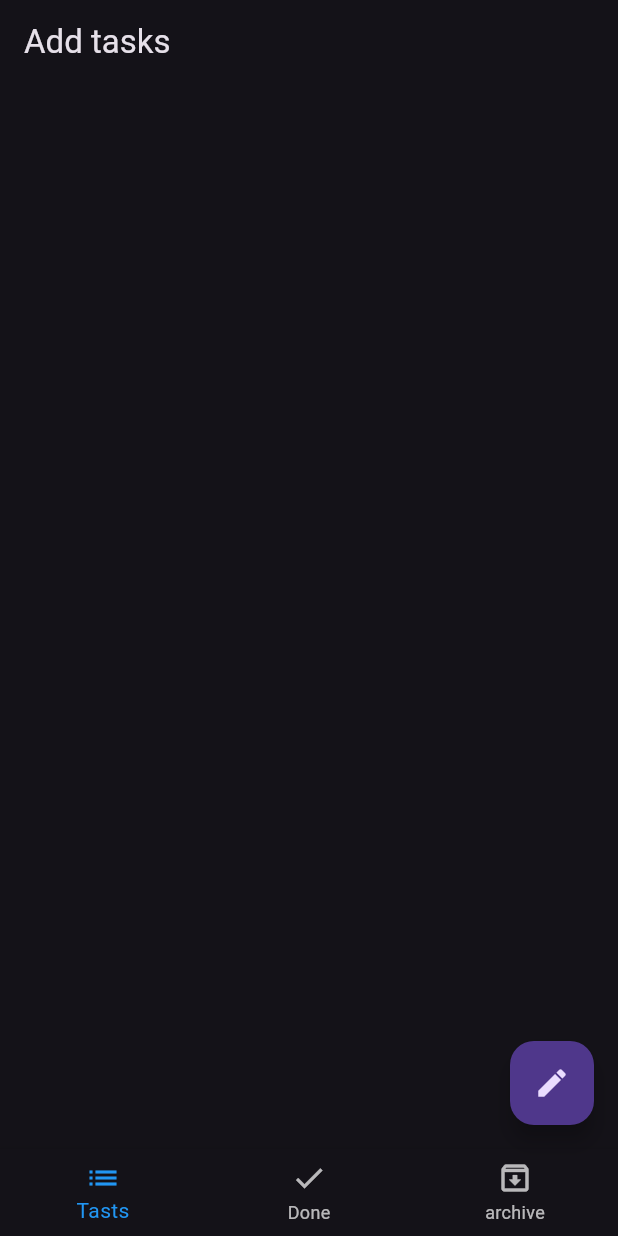
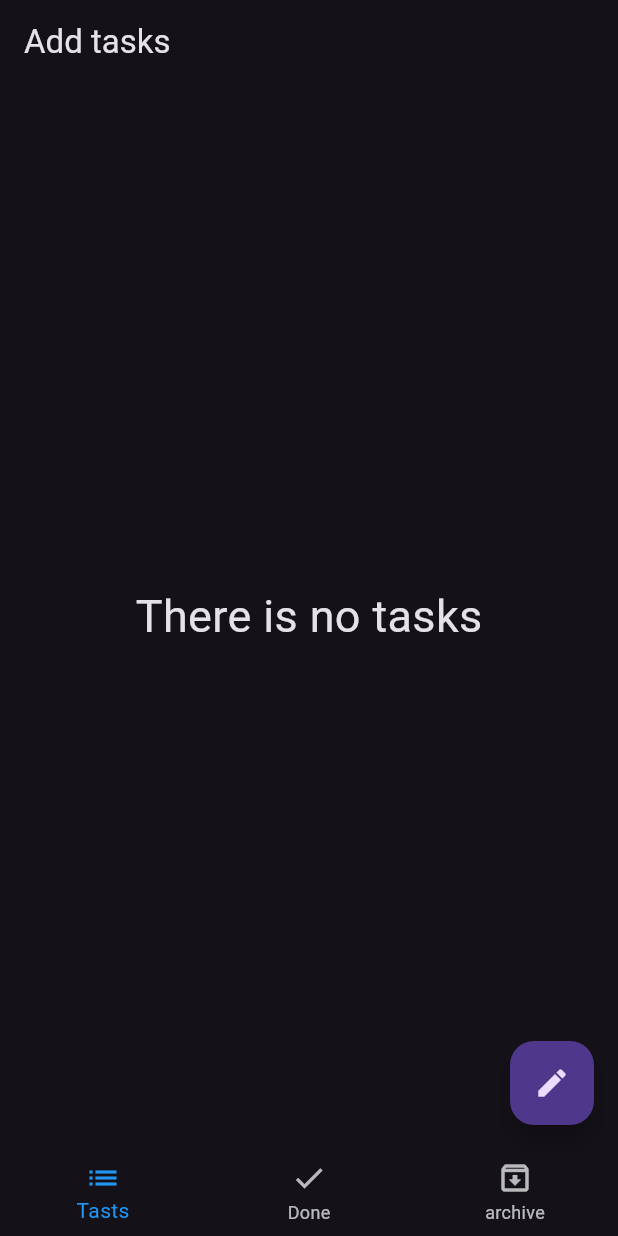
Before and after one commit to amgadelmarghny/todo_app, a Flutter app: the screen it shows after launch, on a phone screen of 412 x 824 dp. Run offline on Flutter 3.47's test engine with Material 3 defaults, Android fonts, the phone set to English and light mode, and no system bars; our stand-ins replace bloc, conditional_builder_null_safety, flutter_bloc, sqflite; accounts and stored records are empty.

Commit message:
add screen when there isn't tasks

```diff
--- /dev/null
+++ b/lib/componants/custom_conditional_body.dart
@@ -0,0 +1,41 @@
+import 'package:conditional_builder_null_safety/conditional_builder_null_safety.dart';
+import 'package:flutter/material.dart';
+import 'package:flutter_bloc/flutter_bloc.dart';
+import 'package:todo_app/cubit/app_cubit.dart';
+import 'package:todo_app/model/tast_model.dart';
+import 'package:todo_app/views/widget_componants/task_item_list_view.dart';
+
+class CustomConditionalBody extends StatelessWidget {
+  const CustomConditionalBody({
+    super.key,
+    required this.taskModelList,
+    required this.message,
+  });
+
+  final List<TaskModel> taskModelList;
+  final String message;
+
+  @override
+  Widget build(BuildContext context) {
+    return BlocBuilder<AppCubit, AppState>(
+      builder: (context, state) {
+        return ConditionalBuilder(
+          condition: taskModelList.isNotEmpty,
+          builder: (BuildContext context) {
+            return TaskItemListView(taskModelList: taskModelList);
+          },
+          fallback: (BuildContext context) {
+            return Center(
+              child: Text(
+                message,
+                style: const TextStyle(
+                  fontSize: 30,
+                ),
+              ),
+            );
+          },
+        );
+      },
+    );
+  }
+}
--- a/lib/views/widget_componants/archive_body.dart
+++ b/lib/views/widget_componants/archive_body.dart
@@ -1,8 +1,8 @@
 import 'package:flutter/material.dart';
 import 'package:flutter_bloc/flutter_bloc.dart';
+import 'package:todo_app/componants/custom_conditional_body.dart';
 import 'package:todo_app/cubit/app_cubit.dart';
 import 'package:todo_app/model/tast_model.dart';
-import 'package:todo_app/views/widget_componants/task_item_list_view.dart';
 
 class ArchiveBody extends StatelessWidget {
   const ArchiveBody({super.key});
@@ -11,6 +11,6 @@ class ArchiveBody extends StatelessWidget {
   Widget build(BuildContext context) {
     List<TaskModel> taskModelList =
         BlocProvider.of<AppCubit>(context).archiveTaskModelList;
-    return TaskItemListView(taskModelList: taskModelList);
+    return CustomConditionalBody(taskModelList: taskModelList, message: 'Archive some tasks');
   }
 }
--- a/lib/views/widget_componants/done_body.dart
+++ b/lib/views/widget_componants/done_body.dart
@@ -1,8 +1,8 @@
 import 'package:flutter/material.dart';
 import 'package:flutter_bloc/flutter_bloc.dart';
+import 'package:todo_app/componants/custom_conditional_body.dart';
 import 'package:todo_app/cubit/app_cubit.dart';
 import 'package:todo_app/model/tast_model.dart';
-import 'package:todo_app/views/widget_componants/task_item_list_view.dart';
 
 class DoneTasks extends StatelessWidget {
   const DoneTasks({super.key});
@@ -11,6 +11,9 @@ class DoneTasks extends StatelessWidget {
   Widget build(BuildContext context) {
     List<TaskModel> taskModelList =
         BlocProvider.of<AppCubit>(context).doneTaskModelList;
-    return TaskItemListView(taskModelList: taskModelList);
+    return CustomConditionalBody(
+      taskModelList: taskModelList,
+      message: 'Achieve your task and mark it ',
+    );
   }
 }
--- a/lib/views/widget_componants/task_item_list_view.dart
+++ b/lib/views/widget_componants/task_item_list_view.dart
@@ -1,6 +1,4 @@
 import 'package:flutter/material.dart';
-import 'package:flutter_bloc/flutter_bloc.dart';
-import 'package:todo_app/cubit/app_cubit.dart';
 import 'package:todo_app/model/tast_model.dart';
 import 'package:todo_app/views/widget_componants/task_item.dart';
 
@@ -14,8 +12,6 @@ class TaskItemListView extends StatelessWidget {
 
   @override
   Widget build(BuildContext context) {
-    return BlocBuilder<AppCubit, AppState>(
-      builder: (context, state) {
     return Padding(
       padding: const EdgeInsets.symmetric(horizontal: 20),
       child: ListView.separated(
@@ -34,7 +30,5 @@ class TaskItemListView extends StatelessWidget {
         },
       ),
     );
-      },
-    );
   }
 }
--- a/lib/views/widget_componants/tasks_body.dart
+++ b/lib/views/widget_componants/tasks_body.dart
@@ -1,8 +1,8 @@
 import 'package:flutter/material.dart';
 import 'package:flutter_bloc/flutter_bloc.dart';
+import 'package:todo_app/componants/custom_conditional_body.dart';
 import 'package:todo_app/cubit/app_cubit.dart';
 import 'package:todo_app/model/tast_model.dart';
-import 'package:todo_app/views/widget_componants/task_item_list_view.dart';
 
 class TasksBody extends StatelessWidget {
   const TasksBody({super.key});
@@ -11,6 +11,6 @@ class TasksBody extends StatelessWidget {
   Widget build(BuildContext context) {
     List<TaskModel> taskModelList =
         BlocProvider.of<AppCubit>(context).addTaskModelList;
-    return TaskItemListView(taskModelList: taskModelList);
+    return CustomConditionalBody(taskModelList: taskModelList, message:  'There is no tasks',);
   }
 }
```
Lines whose indentation alone changed are shown as unchanged.
